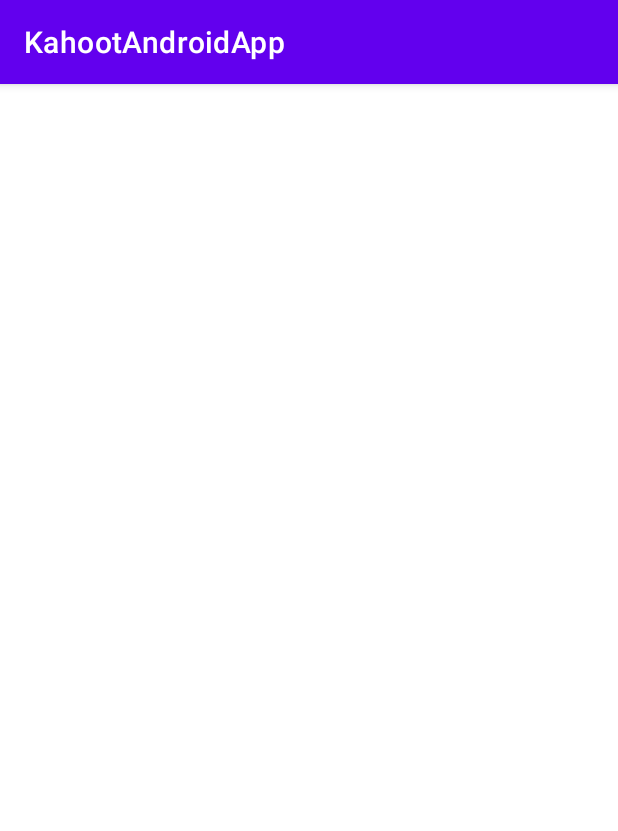
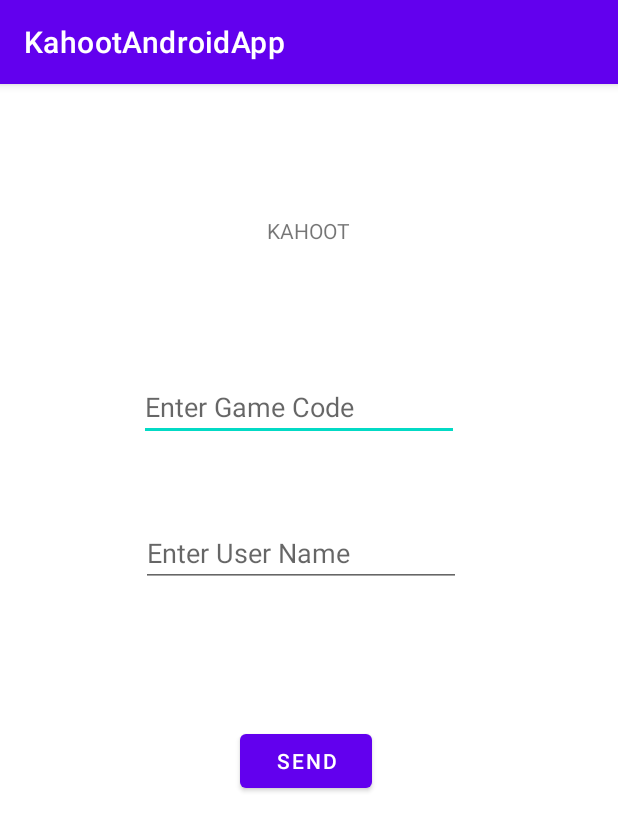
Before and after one commit to albertogonfer/KahootAndroidApp, an Android app: the screen it shows after launch (MainActivity), on a phone screen of 412 x 824 dp. Shown: the top 831 px of the screen. Run offline under Robolectric (Android 15) with nearby library versions, the phone set to English and light mode, and no system bars.

Commit message:
UI Implemented

```diff
--- a/app/src/main/java/com/example/kahootandroidapp/MainActivity.kt
+++ b/app/src/main/java/com/example/kahootandroidapp/MainActivity.kt
@@ -2,6 +2,8 @@ package com.example.kahootandroidapp
 
 import androidx.appcompat.app.AppCompatActivity
 import android.os.Bundle
+import android.widget.Button
+import android.widget.EditText
 import com.example.kahootandroidapp.controller.DBConnection
 import com.example.kahootandroidapp.classes.Users
 
@@ -10,12 +12,20 @@ class MainActivity : AppCompatActivity() {
         super.onCreate(savedInstanceState)
         setContentView(R.layout.activity_main)
 
-        val user = Users()
-        user.setUsername("Javier Aguilera")
-        user.setGameCode("XBUY")
-        user.setOptionSelected("A")
-
-        DBConnection().addUser(user)
+        sendButton()
 
     }
+
+    private fun sendButton() {
+        val sendButton = findViewById<Button>(R.id.button_send)
+        val gameCode = findViewById<EditText>(R.id.editTextGameCode)
+        val username = findViewById<EditText>(R.id.editTextUsername)
+
+        sendButton.setOnClickListener(){
+            val user = Users()
+            user.setUsername(username.text.toString())
+            user.setGameCode(gameCode.text.toString())
+            DBConnection().addUserToGame(user)
+        }
+    }
 }
--- a/app/src/main/java/com/example/kahootandroidapp/controller/DBConnection.kt
+++ b/app/src/main/java/com/example/kahootandroidapp/controller/DBConnection.kt
@@ -6,9 +6,9 @@ import com.google.firebase.database.FirebaseDatabase
 class DBConnection {
     private val database = FirebaseDatabase.getInstance().reference
 
-    fun addUser(user: Users) {
-        val gamesRef = database.child("Games").child(user.getGameCode())
+    fun addUserToGame(user: Users) {
+        val gamesRef = database.child("Games").child(user.getGameCode()).child("Participants")
 
-        gamesRef.child(user.getUsername()).setValue(user.getOptionSelected())
+        gamesRef.child(user.getUsername()).setValue(user.getTotalPoints().toString() + "pts")
     }
 }
--- a/app/src/main/res/layout/activity_main.xml
+++ b/app/src/main/res/layout/activity_main.xml
@@ -5,4 +5,55 @@
         xmlns:app="http://schemas.android.com/apk/res-auto"
         android:layout_width="match_parent"
         android:layout_height="match_parent"
-        tools:context=".MainActivity"/>
+        tools:context=".MainActivity">
+  <TextView
+    android:id="@+id/textView"
+    android:layout_width="wrap_content"
+    android:layout_height="wrap_content"
+    android:layout_marginTop="88dp"
+    android:layout_marginStart="176dp"
+    android:layout_marginEnd="177dp"
+    android:text="@string/title"
+    app:layout_constraintEnd_toEndOf="parent"
+    app:layout_constraintStart_toStartOf="parent"
+    app:layout_constraintTop_toTopOf="parent"/>
+  <EditText
+    android:id="@+id/editTextGameCode"
+    android:layout_width="wrap_content"
+    android:layout_height="wrap_content"
+    android:layout_marginTop="85dp"
+    android:layout_marginStart="94dp"
+    android:layout_marginEnd="107dp"
+    android:ems="10"
+    android:inputType="textPersonName"
+    android:hint="@string/game_code"
+    app:layout_constraintEnd_toEndOf="parent"
+    app:layout_constraintStart_toStartOf="parent"
+    app:layout_constraintTop_toBottomOf="@+id/textView"/>
+  <EditText
+    android:id="@+id/editTextUsername"
+    android:layout_width="wrap_content"
+    android:layout_height="wrap_content"
+    android:layout_marginTop="52dp"
+    android:layout_marginStart="94dp"
+    android:layout_marginEnd="107dp"
+    android:ems="10"
+    android:hint="@string/username"
+    android:inputType="textPersonName"
+    app:layout_constraintEnd_toEndOf="parent"
+    app:layout_constraintHorizontal_bias="0.0"
+    app:layout_constraintStart_toStartOf="parent"
+    app:layout_constraintTop_toBottomOf="@+id/editTextGameCode"/>
+  <Button
+    android:id="@+id/button_send"
+    android:layout_width="wrap_content"
+    android:layout_height="wrap_content"
+    android:layout_marginTop="92dp"
+    android:layout_marginStart="160dp"
+    android:layout_marginEnd="157dp"
+    android:text="@string/send_button"
+    app:layout_constraintEnd_toEndOf="parent"
+    app:layout_constraintHorizontal_bias="0.0"
+    app:layout_constraintStart_toStartOf="parent"
+    app:layout_constraintTop_toBottomOf="@+id/editTextUsername"/>
+</androidx.constraintlayout.widget.ConstraintLayout>
--- a/app/src/main/res/values/strings.xml
+++ b/app/src/main/res/values/strings.xml
@@ -1,3 +1,7 @@
 <resources>
     <string name="app_name">KahootAndroidApp</string>
+    <string name="title">KAHOOT</string>
+    <string name="send_button">Send</string>
+    <string name="game_code">Enter Game Code</string>
+    <string name="username">Enter User Name</string>
 </resources>
```
